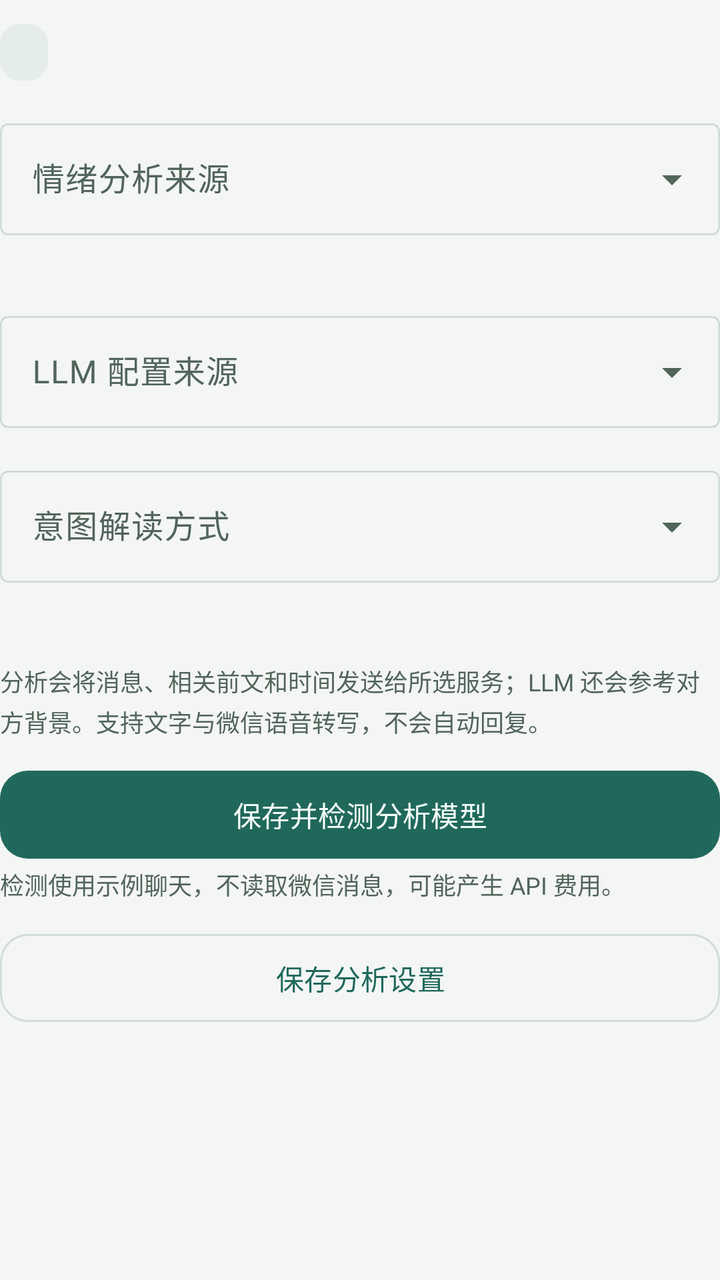
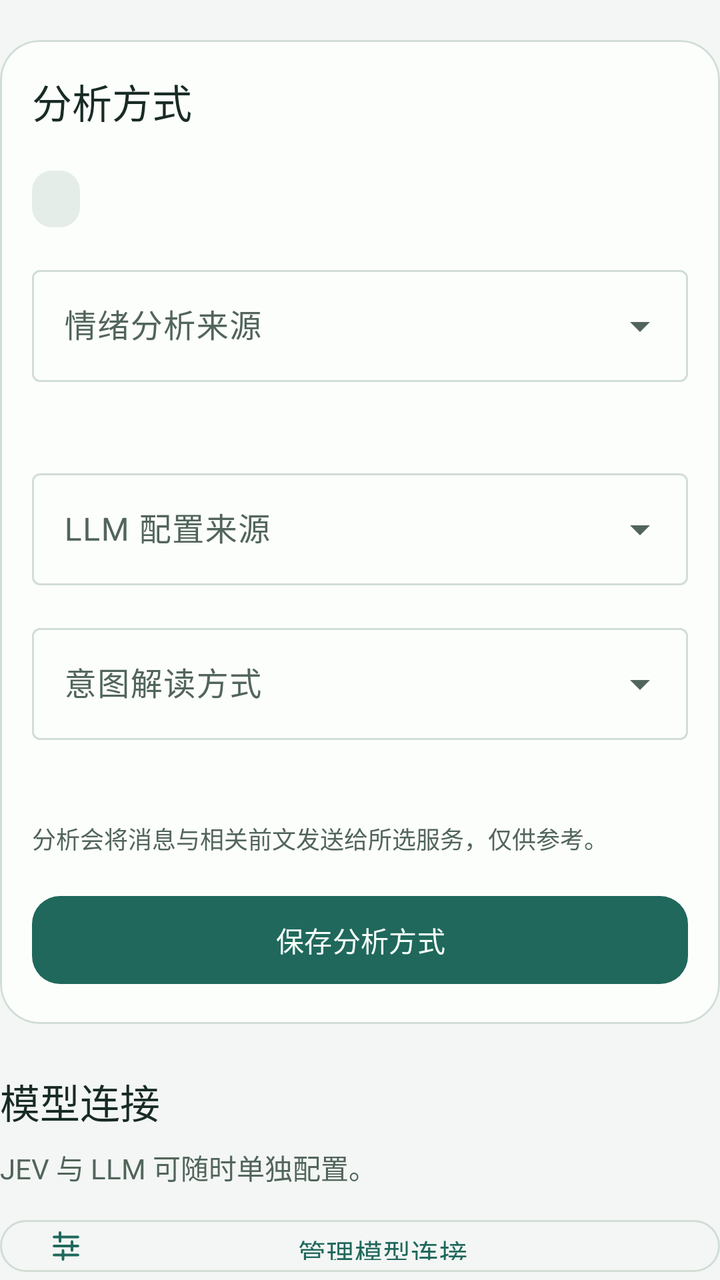

Screens rendered from an Android XML layout before and after an edit, with the pre-edit source and the edit as a unified diff.
<!-- AndroidManifest.xml: application theme Theme.WeChatMood -->
<!-- res/layout/intent_settings.xml -->
<?xml version="1.0" encoding="utf-8"?>
<LinearLayout xmlns:android="http://schemas.android.com/apk/res/android" xmlns:app="http://schemas.android.com/apk/res-auto" android:layout_width="match_parent" android:layout_height="wrap_content" android:orientation="vertical">
    <TextView android:id="@+id/intentStatus" style="@style/Yanwai.Badge" android:layout_marginTop="12dp" android:accessibilityLiveRegion="polite" />
    <com.google.android.material.textfield.TextInputLayout android:id="@+id/emotionSourceLayout" style="@style/Widget.Material3.TextInputLayout.OutlinedBox.ExposedDropdownMenu" android:layout_width="match_parent" android:layout_height="wrap_content" android:layout_marginTop="16dp" android:hint="情绪分析来源">
        <com.google.android.material.textfield.MaterialAutoCompleteTextView android:id="@+id/emotionSource" android:layout_width="match_parent" android:layout_height="wrap_content" android:minHeight="56dp" android:inputType="none" android:saveEnabled="false" android:importantForAutofill="no" />
    </com.google.android.material.textfield.TextInputLayout>
    <TextView android:id="@+id/emotionHint" style="@style/Yanwai.Body" />
    <com.google.android.material.textfield.TextInputLayout android:id="@+id/configSourceLayout" style="@style/Widget.Material3.TextInputLayout.OutlinedBox.ExposedDropdownMenu" android:layout_width="match_parent" android:layout_height="wrap_content" android:layout_marginTop="16dp" android:hint="LLM 配置来源">
        <com.google.android.material.textfield.MaterialAutoCompleteTextView android:id="@+id/configSource" android:layout_width="match_parent" android:layout_height="wrap_content" android:minHeight="56dp" android:inputType="none" android:saveEnabled="false" android:importantForAutofill="no" />
    </com.google.android.material.textfield.TextInputLayout>
    <LinearLayout android:id="@+id/reusedConfigPanel" android:layout_width="match_parent" android:layout_height="wrap_content" android:orientation="vertical" android:visibility="gone">
        <TextView android:id="@+id/reusedConfigStatus" style="@style/Yanwai.Badge" android:layout_marginTop="12dp" />
        <com.google.android.material.button.MaterialButton android:id="@+id/editReplyConfig" style="@style/Yanwai.Button.Text" android:text="前往回复页修改配置" />
    </LinearLayout>
    <com.google.android.material.textfield.TextInputLayout android:id="@+id/intentRouteLayout" style="@style/Widget.Material3.TextInputLayout.OutlinedBox.ExposedDropdownMenu" android:layout_width="match_parent" android:layout_height="wrap_content" android:layout_marginTop="16dp" android:hint="意图解读方式">
        <com.google.android.material.textfield.MaterialAutoCompleteTextView android:id="@+id/intentRoute" android:layout_width="match_parent" android:layout_height="wrap_content" android:minHeight="56dp" android:inputType="none" android:saveEnabled="false" android:importantForAutofill="no" />
    </com.google.android.material.textfield.TextInputLayout>
    <TextView android:id="@+id/routeHint" style="@style/Yanwai.Caption" android:layout_marginTop="8dp" />
    <LinearLayout android:id="@+id/llmPanel" android:layout_width="match_parent" android:layout_height="wrap_content" android:orientation="vertical" android:visibility="gone">
        <TextView style="@style/Yanwai.Section" android:text="分析模型" android:layout_marginTop="20dp" />
        <TextView style="@style/Yanwai.Caption" android:text="这份配置独立保存，仅用于聊天分析。" />
        <com.google.android.material.textfield.TextInputLayout android:id="@+id/providerLayout" style="@style/Widget.Material3.TextInputLayout.OutlinedBox.ExposedDropdownMenu" android:layout_width="match_parent" android:layout_height="wrap_content" android:layout_marginTop="16dp" android:hint="供应商">
            <com.google.android.material.textfield.MaterialAutoCompleteTextView android:id="@+id/provider" android:layout_width="match_parent" android:layout_height="wrap_content" android:minHeight="56dp" android:inputType="none" android:importantForAutofill="no" android:saveEnabled="false" />
        </com.google.android.material.textfield.TextInputLayout>
        <TextView android:id="@+id/providerHint" style="@style/Yanwai.Caption" android:layout_marginTop="8dp" />
        <com.google.android.material.button.MaterialButton android:id="@+id/providerConsole" style="@style/Yanwai.Button.Text" android:text="去官方平台获取 Key ↗" />
        <com.google.android.material.textfield.TextInputLayout android:id="@+id/endpointLayout" style="@style/Widget.Material3.TextInputLayout.OutlinedBox" android:layout_width="match_parent" android:layout_height="wrap_content" android:layout_marginTop="16dp" android:hint="API 地址" app:helperText="填写服务商的 Base URL（如 https://example.com/v1）或完整 /chat/completions 地址。">
            <com.google.android.material.textfield.TextInputEditText android:id="@+id/endpoint" android:layout_width="match_parent" android:layout_height="wrap_content" android:minHeight="56dp" android:inputType="textUri" android:maxLines="3" android:importantForAutofill="no" android:saveEnabled="false" />
        </com.google.android.material.textfield.TextInputLayout>
        <com.google.android.material.textfield.TextInputLayout android:id="@+id/keyLayout" style="@style/Widget.Material3.TextInputLayout.OutlinedBox" android:layout_width="match_parent" android:layout_height="wrap_content" android:layout_marginTop="16dp" android:hint="API Key" app:endIconMode="password_toggle" app:helperText="填写这个服务商的 Key，仅保存在本机。">
            <com.google.android.material.textfield.TextInputEditText android:id="@+id/apiKey" android:layout_width="match_parent" android:layout_height="wrap_content" android:minHeight="56dp" android:inputType="textPassword" android:singleLine="true" android:importantForAutofill="no" android:saveEnabled="false" />
        </com.google.android.material.textfield.TextInputLayout>
        <com.google.android.material.button.MaterialButton android:id="@+id/fetchModels" style="@style/Yanwai.Button.Outline" android:layout_marginTop="12dp" android:text="获取模型列表" />
        <TextView android:id="@+id/modelsStatus" style="@style/Yanwai.Caption" android:accessibilityLiveRegion="polite" android:text="填写 Key 后获取，或直接输入模型 ID。" />
        <com.google.android.material.textfield.TextInputLayout android:id="@+id/modelLayout" style="@style/Widget.Material3.TextInputLayout.OutlinedBox.ExposedDropdownMenu" android:layout_width="match_parent" android:layout_height="wrap_content" android:layout_marginTop="16dp" android:hint="选择模型 / 输入模型 ID" app:helperText="输入名称可筛选列表，也可手动填写。请选择支持长上下文的聊天模型。">
            <com.google.android.material.textfield.MaterialAutoCompleteTextView android:id="@+id/model" android:layout_width="match_parent" android:layout_height="wrap_content" android:minHeight="56dp" android:inputType="textVisiblePassword" android:completionThreshold="0" android:singleLine="true" android:importantForAutofill="no" android:saveEnabled="false" />
        </com.google.android.material.textfield.TextInputLayout>
        <com.google.android.material.button.MaterialButton android:id="@+id/referenceModels" style="@style/Yanwai.Button.Text" android:visibility="gone" android:text="选择官方文档中的参考模型" />
    </LinearLayout>
    <TextView style="@style/Yanwai.Caption" android:layout_marginTop="16dp" android:text="分析会将消息、相关前文和时间发送给所选服务；LLM 还会参考对方背景。支持文字与微信语音转写，不会自动回复。" />
    <com.google.android.material.button.MaterialButton android:id="@+id/testSelected" style="@style/Yanwai.Button" android:layout_marginTop="12dp" android:text="保存并检测分析模型" />
    <TextView android:id="@+id/testHint" style="@style/Yanwai.Caption" android:text="检测使用示例聊天，不读取微信消息，可能产生 API 费用。" />
    <com.google.android.material.button.MaterialButton android:id="@+id/saveIntent" style="@style/Yanwai.Button.Outline" android:layout_marginTop="12dp" android:text="保存分析设置" />
    <com.google.android.material.progressindicator.LinearProgressIndicator android:id="@+id/progressIntent" android:layout_width="match_parent" android:layout_height="4dp" android:indeterminate="true" android:visibility="gone" android:contentDescription="正在连接意图模型" />
    <TextView android:id="@+id/intentResult" style="@style/Yanwai.Body" android:layout_marginTop="12dp" android:padding="16dp" android:background="@drawable/status_pill" android:visibility="gone" android:accessibilityLiveRegion="polite" android:textIsSelectable="true" />
</LinearLayout>
<!-- resources referenced by this layout -->
<resources>
  <!-- drawable status_pill (drawable) -->
  <?xml version="1.0" encoding="utf-8"?>
  <shape xmlns:android="http://schemas.android.com/apk/res/android" android:shape="rectangle">
      <solid android:color="@color/status_neutral_bg" />
      <corners android:radius="10dp" />
  </shape>
  <style name="Yanwai.Body" parent="">
          <item name="android:layout_width">match_parent</item>
          <item name="android:layout_height">wrap_content</item>
          <item name="android:textSize">14sp</item>
          <item name="android:textColor">@color/text_secondary</item>
          <item name="android:lineSpacingExtra">3dp</item>
      </style>
  <style name="Yanwai.Button.Text" parent="Widget.Material3.Button.TextButton">
          <item name="android:layout_width">match_parent</item>
          <item name="android:layout_height">wrap_content</item>
          <item name="android:minHeight">48dp</item>
          <item name="android:textAllCaps">false</item>
      </style>
  <style name="Yanwai.Caption" parent="Yanwai.Body">
          <item name="android:textSize">12sp</item>
      </style>
  <style name="Theme.WeChatMood" parent="Theme.Material3.DayNight.NoActionBar">
          <item name="colorPrimary">@color/brand_primary</item>
          <item name="colorOnPrimary">@color/brand_on_primary</item>
          <item name="colorSecondary">@color/brand_primary</item>
          <item name="colorOnSecondary">@color/brand_on_primary</item>
          <item name="android:colorBackground">@color/page_background</item>
          <item name="colorSurface">@color/panel_surface</item>
          <item name="colorOnSurface">@color/text_primary</item>
          <item name="colorOnSurfaceVariant">@color/text_secondary</item>
          <item name="colorOutline">@color/outline_subtle</item>
          <item name="colorPrimaryContainer">@color/status_success_bg</item>
          <item name="colorOnPrimaryContainer">@color/status_success</item>
          <item name="colorError">@color/status_error</item>
          <item name="colorErrorContainer">@color/status_error_bg</item>
      </style>
  <color name="status_neutral_bg">#E5EDE8</color>
  <color name="text_secondary">#52655B</color>
  <color name="text_primary">#182B24</color>
  <color name="brand_primary">#20685C</color>
  <color name="brand_on_primary">#F5FFF9</color>
  <color name="page_background">#F3F6F4</color>
  <color name="panel_surface">#FCFEFC</color>
  <color name="outline_subtle">#D1DDD5</color>
  <color name="status_success_bg">#DDEFE5</color>
  <color name="status_success">#1B6651</color>
  <color name="status_error">#9B3336</color>
  <color name="status_error_bg">#F8E3E2</color>
  <!-- unchanged entries left out for length: 4 -->
</resources>

<!-- the commit's change to res/layout/intent_settings.xml (unified diff, before → after) -->
@@ -1,46 +1,29 @@
 <?xml version="1.0" encoding="utf-8"?>
 <LinearLayout xmlns:android="http://schemas.android.com/apk/res/android" xmlns:app="http://schemas.android.com/apk/res-auto" android:layout_width="match_parent" android:layout_height="wrap_content" android:orientation="vertical">
+    <com.google.android.material.card.MaterialCardView style="@style/Yanwai.SettingsCard">
+    <LinearLayout android:layout_width="match_parent" android:layout_height="wrap_content" android:orientation="vertical" android:padding="16dp">
+    <TextView style="@style/Yanwai.Section" android:layout_marginTop="0dp" android:text="分析方式" />
     <TextView android:id="@+id/intentStatus" style="@style/Yanwai.Badge" android:layout_marginTop="12dp" android:accessibilityLiveRegion="polite" />
     <com.google.android.material.textfield.TextInputLayout android:id="@+id/emotionSourceLayout" style="@style/Widget.Material3.TextInputLayout.OutlinedBox.ExposedDropdownMenu" android:layout_width="match_parent" android:layout_height="wrap_content" android:layout_marginTop="16dp" android:hint="情绪分析来源">
         <com.google.android.material.textfield.MaterialAutoCompleteTextView android:id="@+id/emotionSource" android:layout_width="match_parent" android:layout_height="wrap_content" android:minHeight="56dp" android:inputType="none" android:saveEnabled="false" android:importantForAutofill="no" />
     </com.google.android.material.textfield.TextInputLayout>
-    <TextView android:id="@+id/emotionHint" style="@style/Yanwai.Body" />
+    <TextView android:id="@+id/emotionHint" style="@style/Yanwai.Caption" android:layout_marginTop="8dp" />
     <com.google.android.material.textfield.TextInputLayout android:id="@+id/configSourceLayout" style="@style/Widget.Material3.TextInputLayout.OutlinedBox.ExposedDropdownMenu" android:layout_width="match_parent" android:layout_height="wrap_content" android:layout_marginTop="16dp" android:hint="LLM 配置来源">
         <com.google.android.material.textfield.MaterialAutoCompleteTextView android:id="@+id/configSource" android:layout_width="match_parent" android:layout_height="wrap_content" android:minHeight="56dp" android:inputType="none" android:saveEnabled="false" android:importantForAutofill="no" />
     </com.google.android.material.textfield.TextInputLayout>
     <LinearLayout android:id="@+id/reusedConfigPanel" android:layout_width="match_parent" android:layout_height="wrap_content" android:orientation="vertical" android:visibility="gone">
         <TextView android:id="@+id/reusedConfigStatus" style="@style/Yanwai.Badge" android:layout_marginTop="12dp" />
-        <com.google.android.material.button.MaterialButton android:id="@+id/editReplyConfig" style="@style/Yanwai.Button.Text" android:text="前往回复页修改配置" />
+        <com.google.android.material.button.MaterialButton android:id="@+id/editReplyConfig" style="@style/Yanwai.Button.Text" android:text="配置回复模型" />
     </LinearLayout>
     <com.google.android.material.textfield.TextInputLayout android:id="@+id/intentRouteLayout" style="@style/Widget.Material3.TextInputLayout.OutlinedBox.ExposedDropdownMenu" android:layout_width="match_parent" android:layout_height="wrap_content" android:layout_marginTop="16dp" android:hint="意图解读方式">
         <com.google.android.material.textfield.MaterialAutoCompleteTextView android:id="@+id/intentRoute" android:layout_width="match_parent" android:layout_height="wrap_content" android:minHeight="56dp" android:inputType="none" android:saveEnabled="false" android:importantForAutofill="no" />
     </com.google.android.material.textfield.TextInputLayout>
     <TextView android:id="@+id/routeHint" style="@style/Yanwai.Caption" android:layout_marginTop="8dp" />
-    <LinearLayout android:id="@+id/llmPanel" android:layout_width="match_parent" android:layout_height="wrap_content" android:orientation="vertical" android:visibility="gone">
-        <TextView style="@style/Yanwai.Section" android:text="分析模型" android:layout_marginTop="20dp" />
-        <TextView style="@style/Yanwai.Caption" android:text="这份配置独立保存，仅用于聊天分析。" />
-        <com.google.android.material.textfield.TextInputLayout android:id="@+id/providerLayout" style="@style/Widget.Material3.TextInputLayout.OutlinedBox.ExposedDropdownMenu" android:layout_width="match_parent" android:layout_height="wrap_content" android:layout_marginTop="16dp" android:hint="供应商">
-            <com.google.android.material.textfield.MaterialAutoCompleteTextView android:id="@+id/provider" android:layout_width="match_parent" android:layout_height="wrap_content" android:minHeight="56dp" android:inputType="none" android:importantForAutofill="no" android:saveEnabled="false" />
-        </com.google.android.material.textfield.TextInputLayout>
-        <TextView android:id="@+id/providerHint" style="@style/Yanwai.Caption" android:layout_marginTop="8dp" />
-        <com.google.android.material.button.MaterialButton android:id="@+id/providerConsole" style="@style/Yanwai.Button.Text" android:text="去官方平台获取 Key ↗" />
-        <com.google.android.material.textfield.TextInputLayout android:id="@+id/endpointLayout" style="@style/Widget.Material3.TextInputLayout.OutlinedBox" android:layout_width="match_parent" android:layout_height="wrap_content" android:layout_marginTop="16dp" android:hint="API 地址" app:helperText="填写服务商的 Base URL（如 https://example.com/v1）或完整 /chat/completions 地址。">
-            <com.google.android.material.textfield.TextInputEditText android:id="@+id/endpoint" android:layout_width="match_parent" android:layout_height="wrap_content" android:minHeight="56dp" android:inputType="textUri" android:maxLines="3" android:importantForAutofill="no" android:saveEnabled="false" />
-        </com.google.android.material.textfield.TextInputLayout>
-        <com.google.android.material.textfield.TextInputLayout android:id="@+id/keyLayout" style="@style/Widget.Material3.TextInputLayout.OutlinedBox" android:layout_width="match_parent" android:layout_height="wrap_content" android:layout_marginTop="16dp" android:hint="API Key" app:endIconMode="password_toggle" app:helperText="填写这个服务商的 Key，仅保存在本机。">
-            <com.google.android.material.textfield.TextInputEditText android:id="@+id/apiKey" android:layout_width="match_parent" android:layout_height="wrap_content" android:minHeight="56dp" android:inputType="textPassword" android:singleLine="true" android:importantForAutofill="no" android:saveEnabled="false" />
-        </com.google.android.material.textfield.TextInputLayout>
-        <com.google.android.material.button.MaterialButton android:id="@+id/fetchModels" style="@style/Yanwai.Button.Outline" android:layout_marginTop="12dp" android:text="获取模型列表" />
-        <TextView android:id="@+id/modelsStatus" style="@style/Yanwai.Caption" android:accessibilityLiveRegion="polite" android:text="填写 Key 后获取，或直接输入模型 ID。" />
-        <com.google.android.material.textfield.TextInputLayout android:id="@+id/modelLayout" style="@style/Widget.Material3.TextInputLayout.OutlinedBox.ExposedDropdownMenu" android:layout_width="match_parent" android:layout_height="wrap_content" android:layout_marginTop="16dp" android:hint="选择模型 / 输入模型 ID" app:helperText="输入名称可筛选列表，也可手动填写。请选择支持长上下文的聊天模型。">
-            <com.google.android.material.textfield.MaterialAutoCompleteTextView android:id="@+id/model" android:layout_width="match_parent" android:layout_height="wrap_content" android:minHeight="56dp" android:inputType="textVisiblePassword" android:completionThreshold="0" android:singleLine="true" android:importantForAutofill="no" android:saveEnabled="false" />
-        </com.google.android.material.textfield.TextInputLayout>
-        <com.google.android.material.button.MaterialButton android:id="@+id/referenceModels" style="@style/Yanwai.Button.Text" android:visibility="gone" android:text="选择官方文档中的参考模型" />
+    <TextView style="@style/Yanwai.Caption" android:layout_marginTop="16dp" android:text="分析会将消息与相关前文发送给所选服务，仅供参考。" />
+    <com.google.android.material.button.MaterialButton android:id="@+id/saveIntent" style="@style/Yanwai.Button" android:layout_marginTop="16dp" android:text="保存分析方式" />
     </LinearLayout>
-    <TextView style="@style/Yanwai.Caption" android:layout_marginTop="16dp" android:text="分析会将消息、相关前文和时间发送给所选服务；LLM 还会参考对方背景。支持文字与微信语音转写，不会自动回复。" />
-    <com.google.android.material.button.MaterialButton android:id="@+id/testSelected" style="@style/Yanwai.Button" android:layout_marginTop="12dp" android:text="保存并检测分析模型" />
-    <TextView android:id="@+id/testHint" style="@style/Yanwai.Caption" android:text="检测使用示例聊天，不读取微信消息，可能产生 API 费用。" />
-    <com.google.android.material.button.MaterialButton android:id="@+id/saveIntent" style="@style/Yanwai.Button.Outline" android:layout_marginTop="12dp" android:text="保存分析设置" />
-    <com.google.android.material.progressindicator.LinearProgressIndicator android:id="@+id/progressIntent" android:layout_width="match_parent" android:layout_height="4dp" android:indeterminate="true" android:visibility="gone" android:contentDescription="正在连接意图模型" />
-    <TextView android:id="@+id/intentResult" style="@style/Yanwai.Body" android:layout_marginTop="12dp" android:padding="16dp" android:background="@drawable/status_pill" android:visibility="gone" android:accessibilityLiveRegion="polite" android:textIsSelectable="true" />
+    </com.google.android.material.card.MaterialCardView>
+    <TextView style="@style/Yanwai.Section" android:text="模型连接" android:layout_marginTop="24dp" />
+    <TextView android:id="@+id/connectionSummary" style="@style/Yanwai.Body" android:text="JEV 与 LLM 可随时单独配置。" />
+    <com.google.android.material.button.MaterialButton android:id="@+id/openModelSettings" style="@style/Yanwai.Button.Outline" android:layout_marginTop="12dp" android:text="管理模型连接" app:icon="@drawable/ic_settings" />
 </LinearLayout>
<!-- resource entries referenced after the edit -->
@@ -1,5 +1,9 @@
 <!-- resources referenced by this layout -->
 <resources>
+  <!-- drawable ic_settings (drawable) -->
+  <vector xmlns:android="http://schemas.android.com/apk/res/android" android:width="24dp" android:height="24dp" android:viewportWidth="24" android:viewportHeight="24">
+      <path android:pathData="M4,6H20M4,12H20M4,18H20M8,3V9M16,9V15M10,15V21" android:fillColor="@android:color/transparent" android:strokeColor="@color/text_secondary" android:strokeWidth="1.7" android:strokeLineCap="round" android:strokeLineJoin="round" />
+  </vector>
   <!-- drawable status_pill (drawable) -->
   <?xml version="1.0" encoding="utf-8"?>
   <shape xmlns:android="http://schemas.android.com/apk/res/android" android:shape="rectangle">
@@ -22,9 +26,16 @@
   <style name="Yanwai.Caption" parent="Yanwai.Body">
           <item name="android:textSize">12sp</item>
       </style>
+  <style name="Yanwai.SettingsCard" parent="Widget.Material3.CardView.Outlined">
+          <item name="android:layout_width">match_parent</item><item name="android:layout_height">wrap_content</item>
+          <item name="android:layout_marginTop">20dp</item><item name="cardCornerRadius">20dp</item>
+          <item name="cardBackgroundColor">@color/panel_surface</item><item name="strokeColor">@color/outline_subtle</item><item name="cardElevation">0dp</item>
+      </style>
   <style name="Theme.WeChatMood" parent="Theme.Material3.DayNight.NoActionBar">
           <item name="colorPrimary">@color/brand_primary</item>
           <item name="colorOnPrimary">@color/brand_on_primary</item>
+          <item name="colorSecondaryContainer">@color/status_success_bg</item>
+          <item name="colorOnSecondaryContainer">@color/brand_primary</item>
           <item name="colorSecondary">@color/brand_primary</item>
           <item name="colorOnSecondary">@color/brand_on_primary</item>
           <item name="android:colorBackground">@color/page_background</item>
